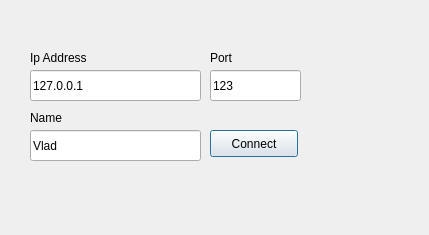
Above: GUI/enterwindow.ui from TeamFirst/Galcon before the change. Below: the same form after it.
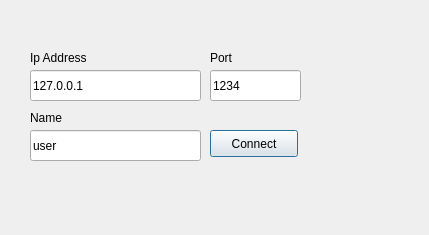
That is the form after the change.

```diff
--- a/GUI/enterwindow.ui
+++ b/GUI/enterwindow.ui
@@ -49,7 +49,7 @@
     </rect>
    </property>
    <property name="text">
-    <string>123</string>
+    <string>1234</string>
    </property>
   </widget>
   <widget class="QLabel" name="label_2">
@@ -101,7 +101,7 @@
     </rect>
    </property>
    <property name="text">
-    <string>Vlad</string>
+    <string>user</string>
    </property>
   </widget>
  </widget>
```
